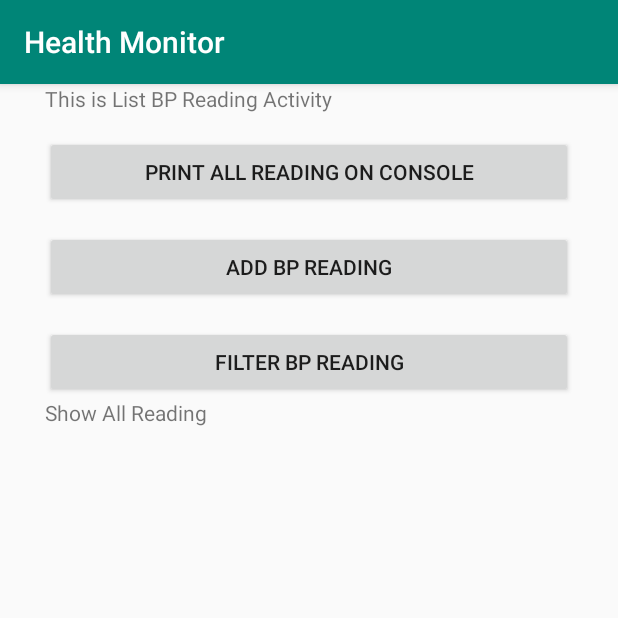
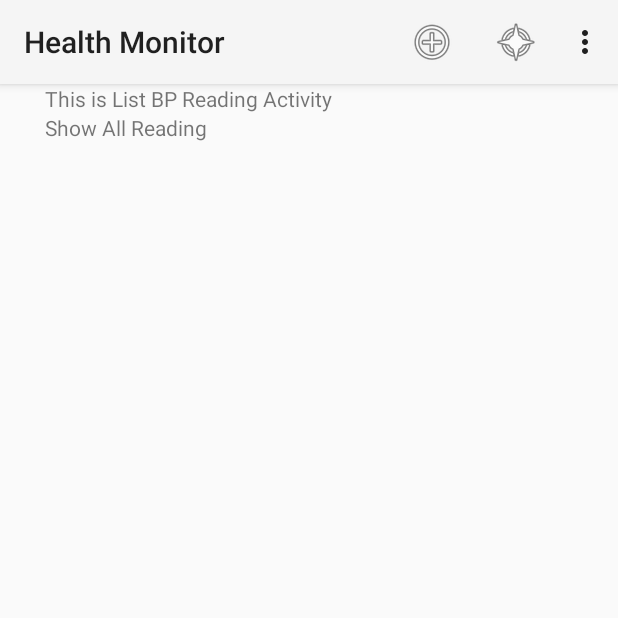
Before and after one commit to AzarePuasa/HealthMonitor, an Android app: the screen it shows after launch (ListBPReading), after a tap on "SHOW BP READINGS", on a phone screen of 412 x 824 dp, the top half of it. Run offline under Robolectric (Android 15) with nearby library versions, the phone set to English and light mode, and no system bars; libraries missing offline, so code that uses them is left out: com.amitshekhar; 1 statement that could not run was skipped.

Commit message:
Add action bar for ListBPReading and Main Activity.

```diff
--- a/app/src/main/AndroidManifest.xml
+++ b/app/src/main/AndroidManifest.xml
@@ -8,7 +8,7 @@
         android:label="@string/app_name"
         android:roundIcon="@mipmap/ic_launcher_round"
         android:supportsRtl="true"
-        android:theme="@style/AppTheme">
+        android:theme="@style/Theme.AppCompat.Light">
         <activity android:name=".MainActivity">
             <intent-filter>
                 <action android:name="android.intent.action.MAIN" />
--- a/app/src/main/java/com/azare/app/healthmonitor/ListBPReading.java
+++ b/app/src/main/java/com/azare/app/healthmonitor/ListBPReading.java
@@ -3,12 +3,13 @@ package com.azare.app.healthmonitor;
 import android.content.Intent;
 import android.os.Bundle;
 import android.support.annotation.Nullable;
+import android.support.v7.app.ActionBar;
 import android.support.v7.app.AppCompatActivity;
 import android.support.v7.widget.LinearLayoutManager;
 import android.support.v7.widget.RecyclerView;
 import android.util.Log;
-import android.view.View;
-import android.widget.Button;
+import android.view.Menu;
+import android.view.MenuItem;
 import android.widget.TextView;
 import android.widget.Toast;
 
@@ -30,25 +31,30 @@ public class ListBPReading extends AppCompatActivity  {
     RecyclerView recyclerView;
     BPReadingAdapter bpReadingAdapter;
 
-    Button btnGetAllBPReading;
-    Button btnAddBPReading;
-    Button btnFilterBPReading;
-
     TextView tvFilterStatus;
 
     DailyBPReadings dailyBPReadings;
+
+    ActionBar actionBar;
 
     @Override
     protected void onCreate(Bundle savedInstanceState) {
         super.onCreate(savedInstanceState);
         setContentView(R.layout.activity_list_bpreading);
 
+        // Get ActionBar
+        actionBar = getSupportActionBar();
+
+        // Set below attributes to add logo in ActionBar.
+        actionBar.setDisplayOptions( ActionBar.DISPLAY_SHOW_HOME
+                | ActionBar.DISPLAY_SHOW_TITLE);
+
+        actionBar.setTitle("Health Monitor");
+
         currentfiltertype = BPFILTERTYPE.ALL;
 
         recyclerView = (RecyclerView) findViewById(R.id.allBPReading);
-        btnGetAllBPReading = (Button) findViewById(R.id.btnGetAllReading);
-        btnAddBPReading = (Button)findViewById(R.id.btnAddBPReading);
-        btnFilterBPReading = (Button) findViewById(R.id.btnFilterBPReading);
+
         tvFilterStatus = (TextView) findViewById(R.id.tvFilterStatus);
 
         daobpReading = new DAOBPReading(this);
@@ -63,45 +69,8 @@ public class ListBPReading extends AppCompatActivity  {
 
         recyclerView.setAdapter(bpReadingAdapter);
 
-        btnGetAllBPReading.setOnClickListener(btnGetAllReadingClicked);
-
-        btnAddBPReading.setOnClickListener(btnAddBPReadingClicked);
-
-        btnFilterBPReading.setOnClickListener(btnFilterBPReadingClicked);
-
         tvFilterStatus.setText(currentfiltertype.getStatusMsg());
     }
-
-    private View.OnClickListener btnGetAllReadingClicked = new View.OnClickListener() {
-        @Override
-        public void onClick(View v) {
-
-            //fetch the BP readings from db
-            DailyBPReadings dailyBPReadings = daobpReading.listAll();
-
-            Log.i("Health Monitor", dailyBPReadings.toString());
-
-        }
-    };
-
-    private View.OnClickListener btnAddBPReadingClicked = new View.OnClickListener() {
-
-        @Override
-        public void onClick(View v) {
-            Intent bpAddIntent = new Intent(getApplicationContext(), AddBPReading.class);
-            startActivity(bpAddIntent);
-        }
-    };
-
-    private View.OnClickListener btnFilterBPReadingClicked = new View.OnClickListener() {
-
-        @Override
-        public void onClick(View v) {
-            Intent bpFilterIntent = new Intent(getApplicationContext(), FilterBPActivity.class);
-
-            startActivityForResult(bpFilterIntent, REQUEST_FILTER_CODE);
-        }
-    };
 
     @Override
     protected void onActivityResult(int requestCode, int resultCode, @Nullable Intent data) {
@@ -169,7 +138,35 @@ public class ListBPReading extends AppCompatActivity  {
                 Log.i("Health Monitor", "Error Processing filter");
 
             }
-
         }
     }
+
+    public boolean onCreateOptionsMenu(Menu menu) {
+        // Inflate the menu; this adds items to the action bar if it is present.
+        getMenuInflater().inflate(R.menu.menu_listbpreading, menu);
+        return true;
+    }
+
+    @Override
+    public boolean onOptionsItemSelected(MenuItem item) { switch(item.getItemId()) {
+        case R.id.addBPItem:
+            Intent bpAddIntent = new Intent(getApplicationContext(), AddBPReading.class);
+            startActivity(bpAddIntent);
+
+            return(true);
+        case R.id.filterBPItem:
+            Intent bpFilterIntent = new Intent(getApplicationContext(), FilterBPActivity.class);
+
+            startActivityForResult(bpFilterIntent, REQUEST_FILTER_CODE);
+
+            return(true);
+        case R.id.printToConsole:
+            DailyBPReadings dailyBPReadings = daobpReading.listAll();
+
+            Log.i("Health Monitor", dailyBPReadings.toString());
+
+            return(true);
+    }
+        return(super.onOptionsItemSelected(item));
+    }
 }
--- a/app/src/main/java/com/azare/app/healthmonitor/MainActivity.java
+++ b/app/src/main/java/com/azare/app/healthmonitor/MainActivity.java
@@ -2,26 +2,37 @@ package com.azare.app.healthmonitor;
 
 import android.content.Intent;
 import android.os.Bundle;
+import android.support.v7.app.ActionBar;
 import android.support.v7.app.AppCompatActivity;
 import android.util.Log;
 import android.view.View;
 import android.widget.Button;
 
 import com.amitshekhar.DebugDB;
+import com.azare.app.healthmonitor.utils.HMUtils;
 
 public class MainActivity extends AppCompatActivity {
 
     Button btnShowBPReading;
     Button btnDummyBPReading;
 
-    public static final String DATE_SEPERATOR = "/";
+    ActionBar actionBar;
 
     @Override
     protected void onCreate(Bundle savedInstanceState) {
         super.onCreate(savedInstanceState);
         setContentView(R.layout.activity_main);
 
-        Log.i("Health Monitor", DebugDB.getAddressLog());
+        // Get ActionBar
+        actionBar = getSupportActionBar();
+
+        // Set below attributes to add logo in ActionBar.
+        actionBar.setDisplayOptions( ActionBar.DISPLAY_SHOW_HOME
+                | ActionBar.DISPLAY_SHOW_TITLE);
+
+        actionBar.setTitle("Health Monitor");
+
+        Log.i(HMUtils.LOGTAG, DebugDB.getAddressLog());
 
         btnShowBPReading = (Button) findViewById(R.id.btnShowBPReading);
         btnDummyBPReading = (Button) findViewById(R.id.btnDummyBPReading);
--- a/app/src/main/java/com/azare/app/healthmonitor/utils/HMUtils.java
+++ b/app/src/main/java/com/azare/app/healthmonitor/utils/HMUtils.java
@@ -12,6 +12,8 @@ import java.util.Random;
 public class HMUtils {
 
     public static final String DATE_FORMAT = "dd/MM/yyyy";
+    public static final String LOGTAG = "Health Monitor";
+    public static final String DATE_SEPERATOR = "/";
 
     /*
     Generate a list containing a hourly timestamp for the given
--- a/app/src/main/res/layout/activity_list_bpreading.xml
+++ b/app/src/main/res/layout/activity_list_bpreading.xml
@@ -15,7 +15,7 @@
         android:layout_marginRight="30dp"
         android:text="@string/listintro" />
 
-    <Button
+    <!--<Button
         android:id="@+id/btnGetAllReading"
         android:layout_width="match_parent"
         android:layout_height="wrap_content"
@@ -40,7 +40,7 @@
         android:layout_marginLeft="30dp"
         android:layout_marginRight="30dp"
         android:layout_marginTop="15dp"
-        android:text="@string/filterBPReading" />
+        android:text="@string/filterBPReading" /> -->
 
     <TextView
         android:id="@+id/tvFilterStatus"
--- /dev/null
+++ b/app/src/main/res/menu/menu_listbpreading.xml
@@ -0,0 +1,24 @@
+<?xml version="1.0" encoding="utf-8"?>
+<menu xmlns:android="http://schemas.android.com/apk/res/android"
+    xmlns:app="http://schemas.android.com/apk/res-auto"
+    xmlns:tools="http://schemas.android.com/tools"
+    tools:context=".ListBPReading">
+    <item
+        android:id="@+id/addBPItem"
+        android:icon="@android:drawable/ic_menu_add"
+        android:title="@string/addBPReading"
+        app:showAsAction="always" />
+
+    <item
+        android:id="@+id/filterBPItem"
+        android:icon="@android:drawable/ic_menu_compass"
+        android:title="@string/filterBPReading"
+        app:showAsAction="always|withText" />
+
+    <item
+        android:id="@+id/printToConsole"
+        android:icon="@android:drawable/ic_dialog_info"
+        android:title="@string/getallbpreading"
+        app:showAsAction="never"></item>
+
+</menu>
```
Also changed, not shown: app/src/main/java/com/azare/app/healthmonitor/FilterBPActivity.java (+4 -6 lines), app/src/main/java/com/azare/app/healthmonitor/db/DAOBPReading.java (+6 -6 lines).
